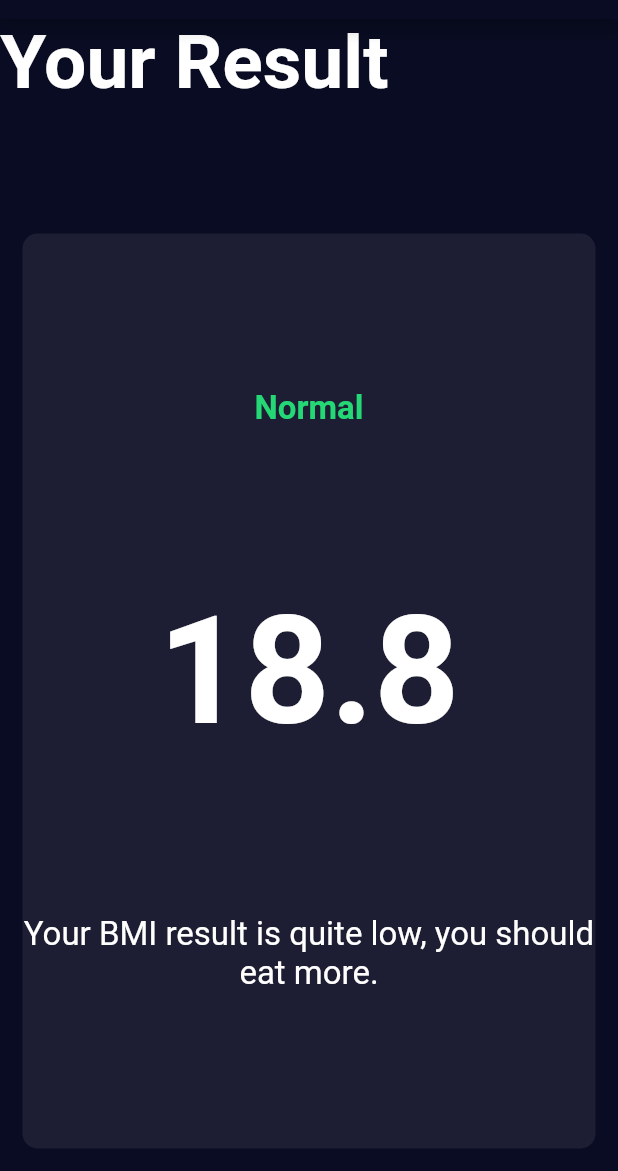
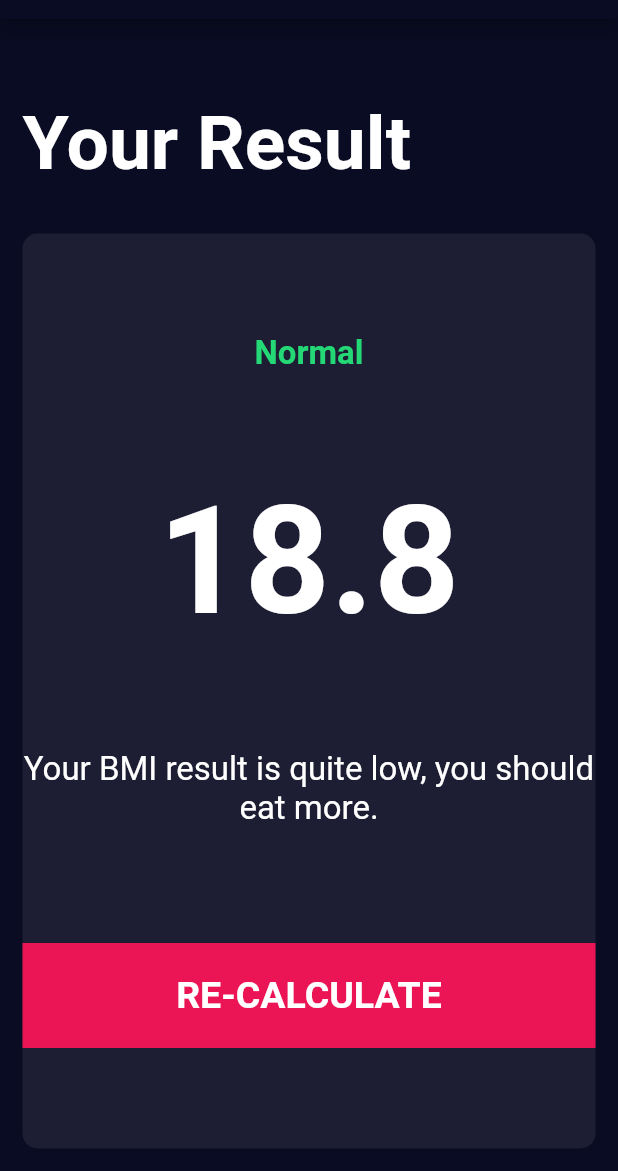
Before and after one commit to Sherry-jsp/BMI_calculator, a Flutter app: the ResultsPage screen opened directly, on a phone screen of 412 x 824 dp, the part 65-1236 px from its top. Run offline on Flutter 3.47's test engine with Material 2 defaults, Android fonts, the phone set to English and light mode, and no system bars; our stand-ins replace font_awesome_flutter.

Commit message:
feature: bottomAppBar in results page

```diff
--- a/lib/constants.dart
+++ b/lib/constants.dart
@@ -1,6 +1,6 @@
 import 'package:flutter/material.dart';
 
-const kBottomContainerHeight = 50.0;
+const kBottomContainerHeight = 70.0;
 const kActiveBoxColor = Color(0xFF1D1E33);
 const kInactiveBoxColor = Color(0xFF111328);
 const kBottomContainerColor = Color(0xFFEB1555);
--- a/lib/screens/results_page.dart
+++ b/lib/screens/results_page.dart
@@ -1,6 +1,7 @@
 import 'package:bmi_calculator/constants.dart';
 import 'package:bmi_calculator/components/reusable_card.dart';
 import 'package:flutter/material.dart';
+import 'package:bmi_calculator/components/bottom_button.dart';
 
 class ResultsPage extends StatelessWidget {
   @override
@@ -15,6 +16,8 @@ class ResultsPage extends StatelessWidget {
         children: [
           Expanded(
             child: Container(
+              padding: EdgeInsets.all(15.0),
+              alignment: Alignment.bottomLeft,
               child: const Text(
                 'Your Result',
                 style: kTitleTextStyle,
@@ -25,24 +28,29 @@ class ResultsPage extends StatelessWidget {
             flex: 5,
             child: ReusableCard(
               colour: kActiveBoxColor,
-              cardChild: const Column(
+              cardChild: Column(
                 mainAxisAlignment: MainAxisAlignment.spaceEvenly,
                 crossAxisAlignment: CrossAxisAlignment.center,
                 children: [
-                  Text(
+                  const Text(
                     'Normal',
                     style: kResultTextStyle,
                   ),
-                  Text(
+                  const Text(
                     '18.8',
                     style: kBMITextStyle,
                   ),
-                  Text(
+                  const Text(
                     'Your BMI result is quite low, you should eat more.',
                     style: kBodyTextStyle,
                     textAlign: TextAlign.center,
                   ),
-
+                  BottomButton(
+                    onTap: () {
+                      Navigator.pop(context);
+                    },
+                    buttonTitle: 'RE-CALCULATE',
+                  ),
                 ],
               ),
             ),
```
